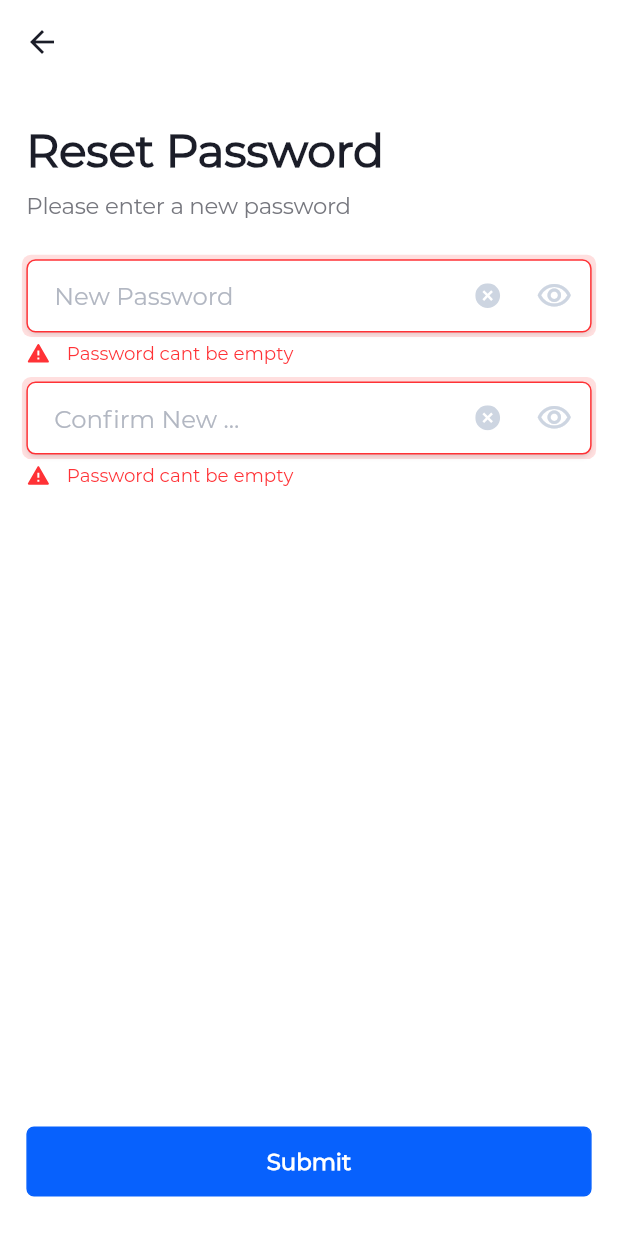
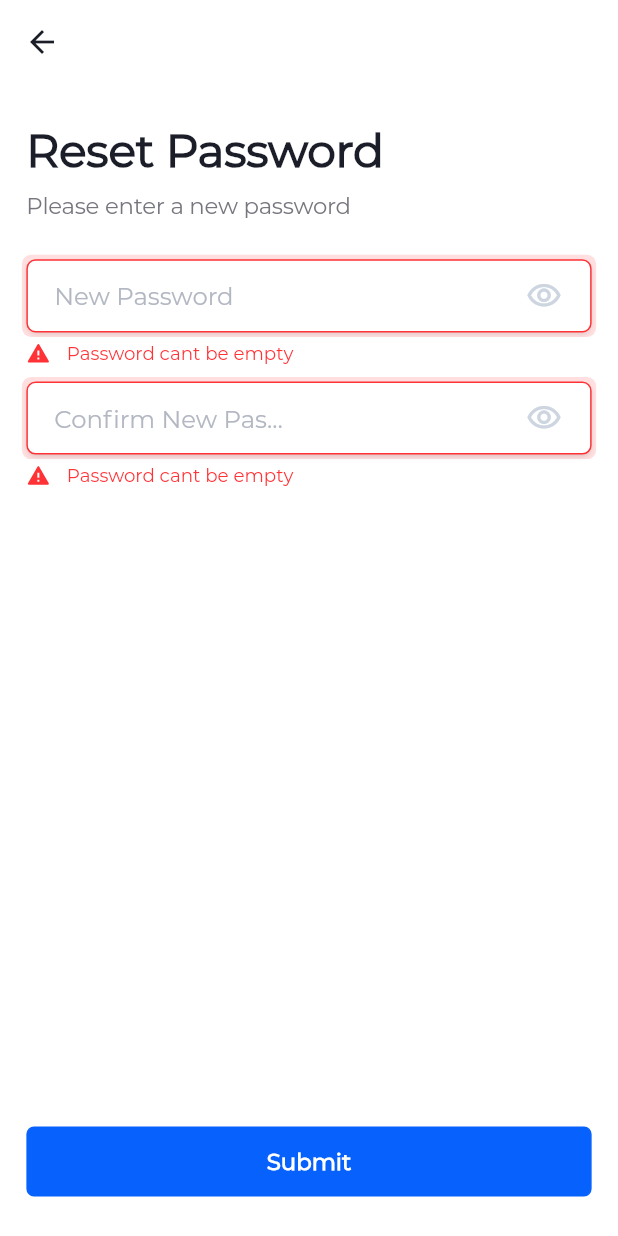
Before and after one commit to MostafaBastawy/Taajer, a Flutter app: the ForgetPassword3 screen opened directly, after a tap on the "visibility off" icon, after a tap on "Submit", on a phone screen of 412 x 824 dp. Run offline on Flutter 3.47's test engine with Material 2 defaults, Android fonts, the phone set to English and light mode, and no system bars; our stand-ins replace dotted_border, easy_localization, flutter_bloc, flutter_screenutil, flutter_styled_toast, flutter_svg and 8 more; missing offline and left inert: flutter_carousel_slider, syncfusion_flutter_core; accounts and stored records are empty; network calls fail; statements that could not run were skipped.

Commit message:
authentication finished

```diff
--- a/lib/modules/authentication/authentication_cubit/authentication_cubit.dart
+++ b/lib/modules/authentication/authentication_cubit/authentication_cubit.dart
@@ -343,7 +343,7 @@ class AuthenticationCubit extends Cubit<AuthenticationStates> {
         '$baseUrl$forgetPasswordChangePassword',
       ),
       body: {
-        'user_id': forgetPasswordOtpVerificationModel!.userId,
+        'user_id': forgetPasswordOtpVerificationModel!.userId.toString(),
         'password': password,
       },
     ).then((value) {
--- a/lib/modules/authentication/login/forget_password3.dart
+++ b/lib/modules/authentication/login/forget_password3.dart
@@ -34,14 +34,14 @@ class ForgetPassword3 extends StatelessWidget {
         if (state
             is AuthenticationUserForgetPasswordChangePasswordSuccessState) {
           navigateTo(
-            widget: HomeLayout(),
+            widget: const HomeLayout(),
             context: context,
           );
         }
         if (state is AuthenticationUserForgetPasswordChangePasswordErrorState) {
           FocusManager.instance.primaryFocus!.unfocus();
           defaultToast(
-            message: cubit.changePasswordModel!.changePasswordMessage!,
+            message: state.error.toString(),
             color: figmaSuccessColor,
             context: context,
           );
@@ -144,9 +144,9 @@ class ForgetPassword3 extends StatelessWidget {
                         ),
                       ),
                       const Spacer(),
-                      if (newPasswordValidationMessage.isNotEmpty)
+                      if (activeTextFormField == 'New Password')
                         SizedBox(width: 10.w),
-                      if (newPasswordValidationMessage.isNotEmpty)
+                      if (activeTextFormField == 'New Password')
                         GestureDetector(
                           onTap: () {
                             newPasswordController.text = '';
@@ -157,15 +157,18 @@ class ForgetPassword3 extends StatelessWidget {
                             height: 16.67.h,
                           ),
                         ),
-                      if (newPasswordValidationMessage.isNotEmpty)
+                      if (activeTextFormField == 'New Password')
                         SizedBox(width: 10.w),
-                      IconButton(
-                        onPressed: () {
+                      GestureDetector(
+                        onTap: () {
                           cubit.changePasswordVisibility();
                         },
-                        icon: Icon(cubit.passwordSuffixIcon),
-                        color: figmaGrey1,
+                        child: Icon(
+                          cubit.passwordSuffixIcon,
+                          color: figmaGrey1,
+                        ),
                       ),
+                      SizedBox(width: 17.12.w),
                     ],
                   ),
                 ),
@@ -254,9 +257,9 @@ class ForgetPassword3 extends StatelessWidget {
                         ),
                       ),
                       const Spacer(),
-                      if (confirmNewPasswordValidationMessage.isNotEmpty)
+                      if (activeTextFormField == 'Confirm New Password')
                         SizedBox(width: 10.w),
-                      if (confirmNewPasswordValidationMessage.isNotEmpty)
+                      if (activeTextFormField == 'Confirm New Password')
                         GestureDetector(
                           onTap: () {
                             confirmNewPasswordController.text = '';
@@ -267,15 +270,18 @@ class ForgetPassword3 extends StatelessWidget {
                             height: 16.67.h,
                           ),
                         ),
-                      if (confirmNewPasswordValidationMessage.isNotEmpty)
+                      if (activeTextFormField == 'Confirm New Password')
                         SizedBox(width: 10.w),
-                      IconButton(
-                        onPressed: () {
+                      GestureDetector(
+                        onTap: () {
                           cubit.changePasswordVisibility();
                         },
-                        icon: Icon(cubit.passwordSuffixIcon),
-                        color: figmaGrey1,
+                        child: Icon(
+                          cubit.passwordSuffixIcon,
+                          color: figmaGrey1,
+                        ),
                       ),
+                      SizedBox(width: 17.12.w),
                     ],
                   ),
                 ),
--- a/lib/modules/authentication/login/login_screen1.dart
+++ b/lib/modules/authentication/login/login_screen1.dart
@@ -41,7 +41,7 @@ class LoginScreen1 extends StatelessWidget {
         if (state is AuthenticationUserPreLoginErrorState) {
           FocusManager.instance.primaryFocus!.unfocus();
           defaultToast(
-            message: state.error,
+            message: state.error.toString(),
             color: figmaErrorColor,
             context: context,
           );
--- a/pubspec.yaml
+++ b/pubspec.yaml
@@ -53,6 +53,7 @@ dependencies:
   dotted_border: ^2.0.0+2
   syncfusion_flutter_sliders: ^19.4.55
   google_maps_flutter: ^2.1.2
+  permission_handler: ^9.2.0
 
 dev_dependencies:
   flutter_test:
```
Also changed, not shown: lib/main.dart (+7 -0 lines), lib/modules/authentication/login/forget_password1.dart (+4 -4 lines), lib/modules/authentication/login/forget_password2.dart (+5 -6 lines), lib/modules/authentication/register/registeration2.dart (+4 -4 lines), pubspec.lock, 2 other files.
